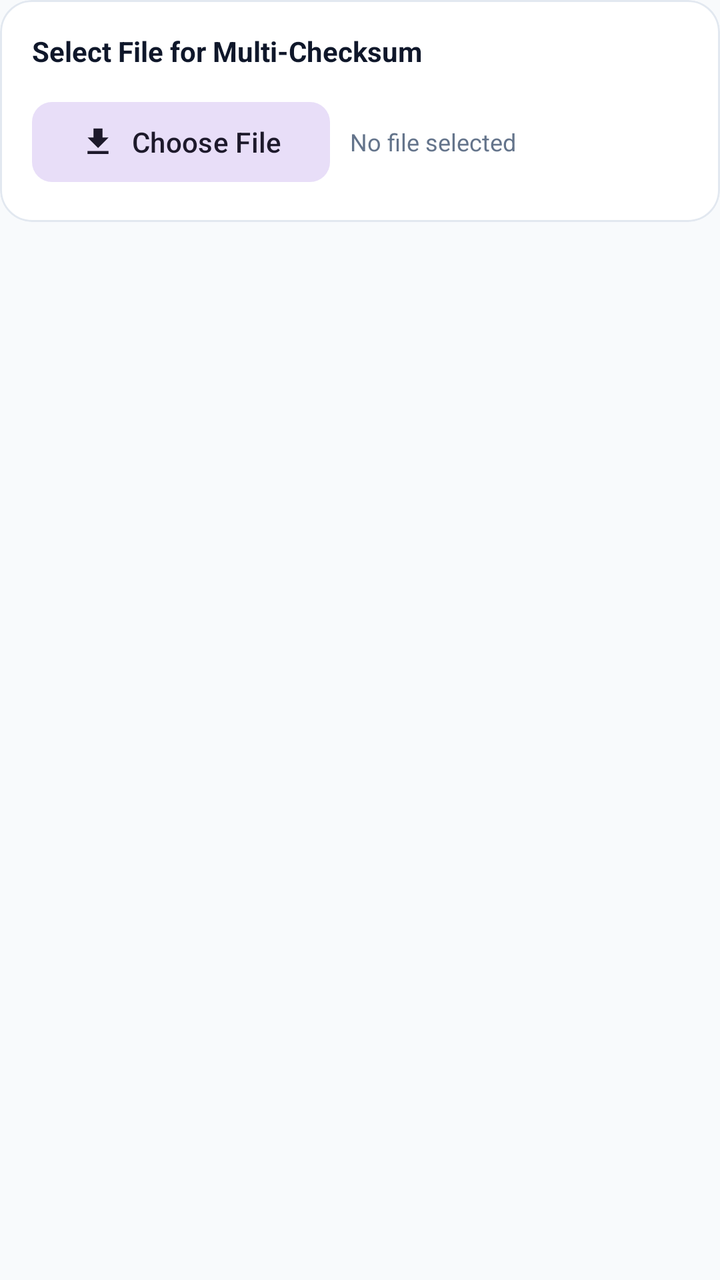
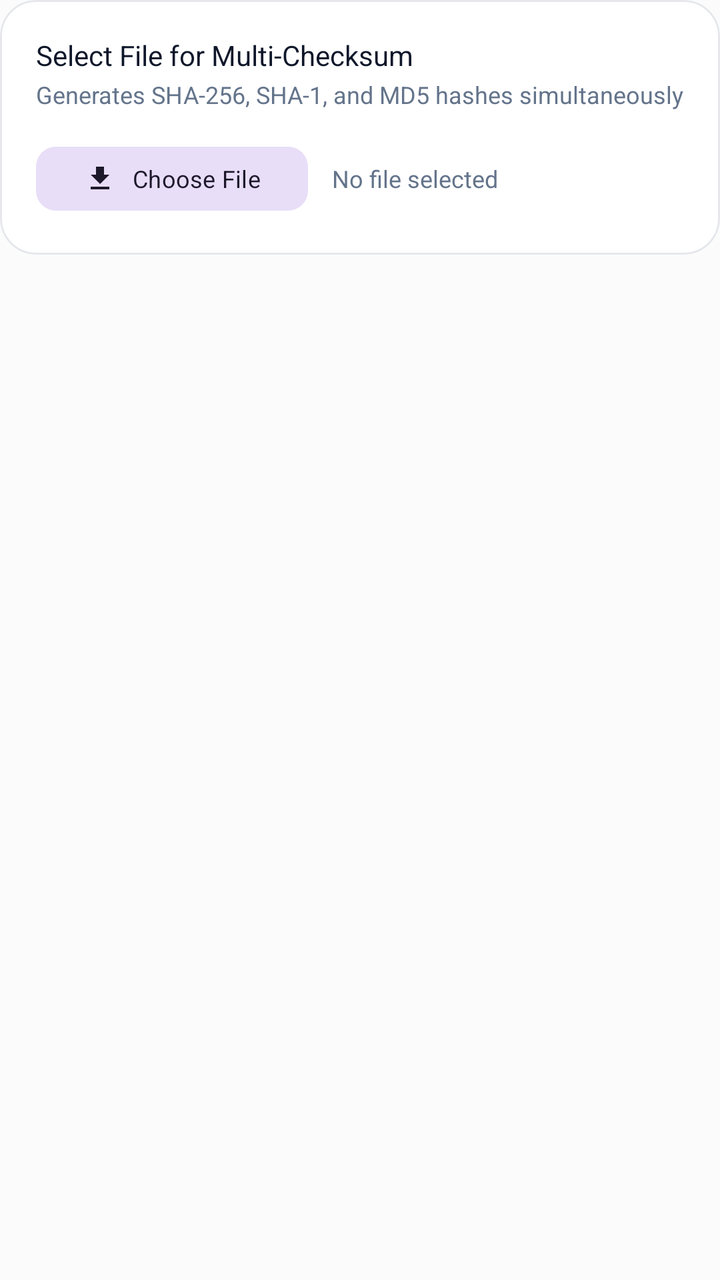

Screens rendered from an Android XML layout before and after an edit, with the pre-edit source and the edit as a unified diff.
<!-- AndroidManifest.xml: application theme Theme.GitKey -->
<!-- res/layout/layout_tool_checksum.xml -->
<?xml version="1.0" encoding="utf-8"?>
<LinearLayout xmlns:android="http://schemas.android.com/apk/res/android"
    xmlns:app="http://schemas.android.com/apk/res-auto"
    xmlns:tools="http://schemas.android.com/tools"
    android:layout_width="match_parent"
    android:layout_height="wrap_content"
    android:orientation="vertical">

    <com.google.android.material.card.MaterialCardView
        android:layout_width="match_parent"
        android:layout_height="wrap_content"
        app:cardCornerRadius="16dp"
        app:cardElevation="0dp"
        app:strokeColor="?attr/colorCardStroke"
        app:strokeWidth="1dp"
        app:cardBackgroundColor="?attr/colorCardBackground">

        <LinearLayout
            android:layout_width="match_parent"
            android:layout_height="wrap_content"
            android:orientation="vertical"
            android:padding="16dp">

            <TextView
                android:layout_width="wrap_content"
                android:layout_height="wrap_content"
                android:text="Select File for Multi-Checksum"
                android:textSize="14sp"
                android:textStyle="bold"
                android:textColor="?attr/colorTextTitle" />

            <LinearLayout
                android:layout_width="match_parent"
                android:layout_height="wrap_content"
                android:orientation="horizontal"
                android:layout_marginTop="12dp"
                android:gravity="center_vertical">

                <com.google.android.material.button.MaterialButton
                    android:id="@+id/btnSelectChecksumFile"
                    android:layout_width="wrap_content"
                    android:layout_height="wrap_content"
                    android:text="Choose File"
                    app:icon="@drawable/ic_download"
                    app:cornerRadius="10dp"
                    style="@style/Widget.Material3.Button.TonalButton" />

                <TextView
                    android:id="@+id/tvChecksumFileName"
                    android:layout_width="0dp"
                    android:layout_height="wrap_content"
                    android:layout_weight="1"
                    android:layout_marginStart="10dp"
                    android:text="No file selected"
                    android:textSize="12sp"
                    android:textColor="?attr/colorTextMuted"
                    android:singleLine="true"
                    android:ellipsize="middle" />
            </LinearLayout>

        </LinearLayout>
    </com.google.android.material.card.MaterialCardView>

    
    <com.google.android.material.card.MaterialCardView
        android:id="@+id/cardChecksumResults"
        android:layout_width="match_parent"
        android:layout_height="wrap_content"
        android:layout_marginTop="16dp"
        app:cardCornerRadius="16dp"
        app:cardElevation="0dp"
        app:strokeColor="?attr/colorCardStroke"
        app:strokeWidth="1dp"
        app:cardBackgroundColor="?attr/colorCardBackground"
        android:visibility="gone">

        <LinearLayout
            android:layout_width="match_parent"
            android:layout_height="wrap_content"
            android:orientation="vertical"
            android:padding="16dp">

            
            <LinearLayout
                android:layout_width="match_parent"
                android:layout_height="wrap_content"
                android:orientation="horizontal"
                android:gravity="center_vertical">
                <TextView
                    android:layout_width="0dp"
                    android:layout_height="wrap_content"
                    android:layout_weight="1"
                    android:text="SHA-256"
                    android:textSize="12sp"
                    android:textStyle="bold"
                    android:textColor="?attr/colorPrimary" />
                <com.google.android.material.button.MaterialButton
                    android:id="@+id/btnCopySha256"
                    android:layout_width="wrap_content"
                    android:layout_height="32dp"
                    android:text="Copy"
                    android:textSize="10sp"
                    app:cornerRadius="6dp"
                    style="@style/Widget.Material3.Button.TextButton" />
            </LinearLayout>
            <TextView
                android:id="@+id/tvChecksumSha256"
                android:layout_width="match_parent"
                android:layout_height="wrap_content"
                android:layout_marginTop="2dp"
                android:background="@drawable/bg_code_box"
                android:padding="8dp"
                android:fontFamily="monospace"
                android:textSize="11sp"
                android:textColor="?attr/colorTextBody" />

            
            <LinearLayout
                android:layout_width="match_parent"
                android:layout_height="wrap_content"
                android:layout_marginTop="12dp"
                android:gravity="center_vertical">
                <TextView
                    android:layout_width="0dp"
                    android:layout_height="wrap_content"
                    android:layout_weight="1"
                    android:text="SHA-1"
                    android:textSize="12sp"
                    android:textStyle="bold"
                    android:textColor="?attr/colorPrimary" />
                <com.google.android.material.button.MaterialButton
                    android:id="@+id/btnCopySha1"
                    android:layout_width="wrap_content"
                    android:layout_height="32dp"
                    android:text="Copy"
                    android:textSize="10sp"
                    app:cornerRadius="6dp"
                    style="@style/Widget.Material3.Button.TextButton" />
            </LinearLayout>
            <TextView
                android:id="@+id/tvChecksumSha1"
                android:layout_width="match_parent"
                android:layout_height="wrap_content"
                android:layout_marginTop="2dp"
                android:background="@drawable/bg_code_box"
                android:padding="8dp"
                android:fontFamily="monospace"
                android:textSize="11sp"
                android:textColor="?attr/colorTextBody" />

            
            <LinearLayout
                android:layout_width="match_parent"
                android:layout_height="wrap_content"
                android:layout_marginTop="12dp"
                android:gravity="center_vertical">
                <TextView
                    android:layout_width="0dp"
                    android:layout_height="wrap_content"
                    android:layout_weight="1"
                    android:text="MD5"
                    android:textSize="12sp"
                    android:textStyle="bold"
                    android:textColor="?attr/colorPrimary" />
                <com.google.android.material.button.MaterialButton
                    android:id="@+id/btnCopyMd5"
                    android:layout_width="wrap_content"
                    android:layout_height="32dp"
                    android:text="Copy"
                    android:textSize="10sp"
                    app:cornerRadius="6dp"
                    style="@style/Widget.Material3.Button.TextButton" />
            </LinearLayout>
            <TextView
                android:id="@+id/tvChecksumMd5"
                android:layout_width="match_parent"
                android:layout_height="wrap_content"
                android:layout_marginTop="2dp"
                android:background="@drawable/bg_code_box"
                android:padding="8dp"
                android:fontFamily="monospace"
                android:textSize="11sp"
                android:textColor="?attr/colorTextBody" />

        </LinearLayout>
    </com.google.android.material.card.MaterialCardView>

</LinearLayout>
<!-- resources referenced by this layout -->
<resources>
  <!-- drawable bg_code_box (drawable) -->
  <?xml version="1.0" encoding="utf-8"?>
  <shape xmlns:android="http://schemas.android.com/apk/res/android"
      android:shape="rectangle">
      <corners android:radius="12dp" />
      <solid android:color="?attr/colorCodeBlock" />
      <stroke
          android:width="1dp"
          android:color="?attr/colorCardStroke" />
  </shape>
  <!-- drawable ic_download (drawable) -->
  <vector xmlns:android="http://schemas.android.com/apk/res/android"
      android:width="24dp"
      android:height="24dp"
      android:viewportWidth="24"
      android:viewportHeight="24">
      <path
          android:fillColor="?android:attr/textColorPrimary"
          android:pathData="M19,9h-4V3H9v6H5l7,7 7,-7zM5,18v2h14v-2H5z" />
  </vector>
  <style name="Theme.GitKey" parent="Theme.Material3.DayNight.NoActionBar">
          
          <item name="colorPrimary">@color/brand_blue</item>
          <item name="colorOnPrimary">#FFFFFF</item>
          <item name="colorPrimaryContainer">#DBEAFE</item>
          <item name="colorOnPrimaryContainer">#1E3A8A</item>
  
          <item name="colorSecondary">@color/brand_cyan</item>
          <item name="colorOnSecondary">#FFFFFF</item>
  
          <item name="colorTertiary">@color/brand_emerald</item>
          <item name="colorOnTertiary">#FFFFFF</item>
  
          <item name="android:colorBackground">@color/bg_light</item>
          <item name="colorSurface">@color/surface_light</item>
          <item name="colorOnSurface">@color/text_title_light</item>
  
          
          <item name="colorCardBackground">@color/card_bg_light</item>
          <item name="colorCardStroke">@color/card_stroke_light</item>
          <item name="colorCodeBlock">@color/code_block_bg_light</item>
          <item name="colorNavGlass">@color/nav_glass_bg_light</item>
          <item name="colorNavStroke">@color/nav_glass_stroke_light</item>
          <item name="colorTextTitle">@color/text_title_light</item>
          <item name="colorTextBody">@color/text_body_light</item>
          <item name="colorTextMuted">@color/text_muted_light</item>
  
          
          <item name="android:statusBarColor">@android:color/transparent</item>
          <item name="android:navigationBarColor">@android:color/transparent</item>
          <item name="android:windowLightStatusBar">true</item>
          <item name="android:windowLightNavigationBar">true</item>
      </style>
  <color name="brand_blue">#2563EB</color>
  <color name="brand_cyan">#0EA5E9</color>
  <color name="brand_emerald">#10B981</color>
  <color name="bg_light">#F8FAFC</color>
  <color name="surface_light">#FFFFFF</color>
  <color name="text_title_light">#0F172A</color>
  <color name="card_bg_light">#FFFFFF</color>
  <color name="card_stroke_light">#E2E8F0</color>
  <color name="code_block_bg_light">#F1F5F9</color>
  <color name="nav_glass_bg_light">#F2FFFFFF</color>
  <color name="nav_glass_stroke_light">#CBD5E1</color>
  <color name="text_body_light">#334155</color>
  <color name="text_muted_light">#64748B</color>
</resources>

<!-- the commit's change to res/layout/layout_tool_checksum.xml (unified diff, before → after) -->
@@ -9,7 +9,7 @@
     <com.google.android.material.card.MaterialCardView
         android:layout_width="match_parent"
         android:layout_height="wrap_content"
-        app:cardCornerRadius="16dp"
+        app:cardCornerRadius="18dp"
         app:cardElevation="0dp"
         app:strokeColor="?attr/colorCardStroke"
         app:strokeWidth="1dp"
@@ -19,29 +19,41 @@
             android:layout_width="match_parent"
             android:layout_height="wrap_content"
             android:orientation="vertical"
-            android:padding="16dp">
+            android:padding="18dp">
 
             <TextView
                 android:layout_width="wrap_content"
                 android:layout_height="wrap_content"
                 android:text="Select File for Multi-Checksum"
                 android:textSize="14sp"
-                android:textStyle="bold"
+                android:fontFamily="sans-serif-bold"
                 android:textColor="?attr/colorTextTitle" />
 
+            <TextView
+                android:layout_width="wrap_content"
+                android:layout_height="wrap_content"
+                android:layout_marginTop="2dp"
+                android:text="Generates SHA-256, SHA-1, and MD5 hashes simultaneously"
+                android:textSize="12sp"
+                android:fontFamily="sans-serif"
+                android:textColor="?attr/colorTextMuted" />
+
             <LinearLayout
                 android:layout_width="match_parent"
                 android:layout_height="wrap_content"
                 android:orientation="horizontal"
-                android:layout_marginTop="12dp"
+                android:layout_marginTop="14dp"
                 android:gravity="center_vertical">
 
                 <com.google.android.material.button.MaterialButton
                     android:id="@+id/btnSelectChecksumFile"
                     android:layout_width="wrap_content"
-                    android:layout_height="wrap_content"
+                    android:layout_height="40dp"
                     android:text="Choose File"
+                    android:textSize="12sp"
+                    android:fontFamily="sans-serif-bold"
                     app:icon="@drawable/ic_download"
+                    app:iconSize="16dp"
                     app:cornerRadius="10dp"
                     style="@style/Widget.Material3.Button.TonalButton" />
 
@@ -50,9 +62,10 @@
                     android:layout_width="0dp"
                     android:layout_height="wrap_content"
                     android:layout_weight="1"
-                    android:layout_marginStart="10dp"
+                    android:layout_marginStart="12dp"
                     android:text="No file selected"
                     android:textSize="12sp"
+                    android:fontFamily="sans-serif"
                     android:textColor="?attr/colorTextMuted"
                     android:singleLine="true"
                     android:ellipsize="middle" />
@@ -67,7 +80,7 @@
         android:layout_width="match_parent"
         android:layout_height="wrap_content"
         android:layout_marginTop="16dp"
-        app:cardCornerRadius="16dp"
+        app:cardCornerRadius="18dp"
         app:cardElevation="0dp"
         app:strokeColor="?attr/colorCardStroke"
         app:strokeWidth="1dp"
@@ -78,7 +91,7 @@
             android:layout_width="match_parent"
             android:layout_height="wrap_content"
             android:orientation="vertical"
-            android:padding="16dp">
+            android:padding="18dp">
 
             
             <LinearLayout
@@ -91,15 +104,17 @@
                     android:layout_height="wrap_content"
                     android:layout_weight="1"
                     android:text="SHA-256"
-                    android:textSize="12sp"
-                    android:textStyle="bold"
-                    android:textColor="?attr/colorPrimary" />
+                    android:textSize="11sp"
+                    android:fontFamily="sans-serif-bold"
+                    android:textColor="?attr/colorPrimary"
+                    android:letterSpacing="0.05" />
                 <com.google.android.material.button.MaterialButton
                     android:id="@+id/btnCopySha256"
                     android:layout_width="wrap_content"
-                    android:layout_height="32dp"
+                    android:layout_height="30dp"
                     android:text="Copy"
                     android:textSize="10sp"
+                    android:fontFamily="sans-serif-bold"
                     app:cornerRadius="6dp"
                     style="@style/Widget.Material3.Button.TextButton" />
             </LinearLayout>
@@ -108,11 +123,11 @@
                 android:layout_width="match_parent"
                 android:layout_height="wrap_content"
                 android:layout_marginTop="2dp"
-                android:background="@drawable/bg_code_box"
-                android:padding="8dp"
+                android:background="@drawable/bg_code_box_stitch"
+                android:padding="10dp"
                 android:fontFamily="monospace"
                 android:textSize="11sp"
-                android:textColor="?attr/colorTextBody" />
+                android:textColor="?attr/colorCodeText" />
 
             
             <LinearLayout
@@ -125,15 +140,17 @@
                     android:layout_height="wrap_content"
                     android:layout_weight="1"
                     android:text="SHA-1"
-                    android:textSize="12sp"
-                    android:textStyle="bold"
-                    android:textColor="?attr/colorPrimary" />
+                    android:textSize="11sp"
+                    android:fontFamily="sans-serif-bold"
+                    android:textColor="?attr/colorPrimary"
+                    android:letterSpacing="0.05" />
                 <com.google.android.material.button.MaterialButton
                     android:id="@+id/btnCopySha1"
                     android:layout_width="wrap_content"
-                    android:layout_height="32dp"
+                    android:layout_height="30dp"
                     android:text="Copy"
                     android:textSize="10sp"
+                    android:fontFamily="sans-serif-bold"
                     app:cornerRadius="6dp"
                     style="@style/Widget.Material3.Button.TextButton" />
             </LinearLayout>
@@ -142,11 +159,11 @@
                 android:layout_width="match_parent"
                 android:layout_height="wrap_content"
                 android:layout_marginTop="2dp"
-                android:background="@drawable/bg_code_box"
-                android:padding="8dp"
+                android:background="@drawable/bg_code_box_stitch"
+                android:padding="10dp"
                 android:fontFamily="monospace"
                 android:textSize="11sp"
-                android:textColor="?attr/colorTextBody" />
+                android:textColor="?attr/colorCodeText" />
 
             
             <LinearLayout
@@ -159,15 +176,17 @@
                     android:layout_height="wrap_content"
                     android:layout_weight="1"
                     android:text="MD5"
-                    android:textSize="12sp"
-                    android:textStyle="bold"
-                    android:textColor="?attr/colorPrimary" />
+                    android:textSize="11sp"
+                    android:fontFamily="sans-serif-bold"
+                    android:textColor="?attr/colorPrimary"
+                    android:letterSpacing="0.05" />
                 <com.google.android.material.button.MaterialButton
                     android:id="@+id/btnCopyMd5"
                     android:layout_width="wrap_content"
-                    android:layout_height="32dp"
+                    android:layout_height="30dp"
                     android:text="Copy"
                     android:textSize="10sp"
+                    android:fontFamily="sans-serif-bold"
                     app:cornerRadius="6dp"
                     style="@style/Widget.Material3.Button.TextButton" />
             </LinearLayout>
@@ -176,11 +195,11 @@
                 android:layout_width="match_parent"
                 android:layout_height="wrap_content"
                 android:layout_marginTop="2dp"
-                android:background="@drawable/bg_code_box"
-                android:padding="8dp"
+                android:background="@drawable/bg_code_box_stitch"
+                android:padding="10dp"
                 android:fontFamily="monospace"
                 android:textSize="11sp"
-                android:textColor="?attr/colorTextBody" />
+                android:textColor="?attr/colorCodeText" />
 
         </LinearLayout>
     </com.google.android.material.card.MaterialCardView>
<!-- resource entries referenced after the edit -->
@@ -1,6 +1,6 @@
 <!-- resources referenced by this layout -->
 <resources>
-  <!-- drawable bg_code_box (drawable) -->
+  <!-- drawable bg_code_box_stitch (drawable) -->
   <?xml version="1.0" encoding="utf-8"?>
   <shape xmlns:android="http://schemas.android.com/apk/res/android"
       android:shape="rectangle">
@@ -24,8 +24,8 @@
           
           <item name="colorPrimary">@color/brand_blue</item>
           <item name="colorOnPrimary">#FFFFFF</item>
-          <item name="colorPrimaryContainer">#DBEAFE</item>
-          <item name="colorOnPrimaryContainer">#1E3A8A</item>
+          <item name="colorPrimaryContainer">@color/brand_blue_tint</item>
+          <item name="colorOnPrimaryContainer">#1D4ED8</item>
   
           <item name="colorSecondary">@color/brand_cyan</item>
           <item name="colorOnSecondary">#FFFFFF</item>
@@ -41,30 +41,41 @@
           <item name="colorCardBackground">@color/card_bg_light</item>
           <item name="colorCardStroke">@color/card_stroke_light</item>
           <item name="colorCodeBlock">@color/code_block_bg_light</item>
+          <item name="colorCodeText">@color/code_text_light</item>
           <item name="colorNavGlass">@color/nav_glass_bg_light</item>
           <item name="colorNavStroke">@color/nav_glass_stroke_light</item>
           <item name="colorTextTitle">@color/text_title_light</item>
           <item name="colorTextBody">@color/text_body_light</item>
           <item name="colorTextMuted">@color/text_muted_light</item>
+          <item name="colorPillBg">@color/pill_bg_light</item>
+          <item name="colorPillStroke">@color/pill_stroke_light</item>
+          <item name="colorIconContainer">@color/icon_container_light</item>
+          <item name="colorDivider">@color/divider_light</item>
   
           
-          <item name="android:statusBarColor">@android:color/transparent</item>
-          <item name="android:navigationBarColor">@android:color/transparent</item>
+          <item name="android:statusBarColor">@color/bg_light</item>
+          <item name="android:navigationBarColor">@color/bg_light</item>
           <item name="android:windowLightStatusBar">true</item>
           <item name="android:windowLightNavigationBar">true</item>
       </style>
   <color name="brand_blue">#2563EB</color>
+  <color name="brand_blue_tint">#EFF6FF</color>
   <color name="brand_cyan">#0EA5E9</color>
   <color name="brand_emerald">#10B981</color>
-  <color name="bg_light">#F8FAFC</color>
+  <color name="bg_light">#FBFBFC</color>
   <color name="surface_light">#FFFFFF</color>
   <color name="text_title_light">#0F172A</color>
   <color name="card_bg_light">#FFFFFF</color>
-  <color name="card_stroke_light">#E2E8F0</color>
-  <color name="code_block_bg_light">#F1F5F9</color>
+  <color name="card_stroke_light">#E5E7EB</color>
+  <color name="code_block_bg_light">#F8FAFC</color>
+  <color name="code_text_light">#1E293B</color>
   <color name="nav_glass_bg_light">#F2FFFFFF</color>
-  <color name="nav_glass_stroke_light">#CBD5E1</color>
+  <color name="nav_glass_stroke_light">#E2E8F0</color>
   <color name="text_body_light">#334155</color>
   <color name="text_muted_light">#64748B</color>
+  <color name="pill_bg_light">#F1F5F9</color>
+  <color name="pill_stroke_light">#E2E8F0</color>
+  <color name="icon_container_light">#F8FAFC</color>
+  <color name="divider_light">#EDF2F7</color>
 </resources>
 
